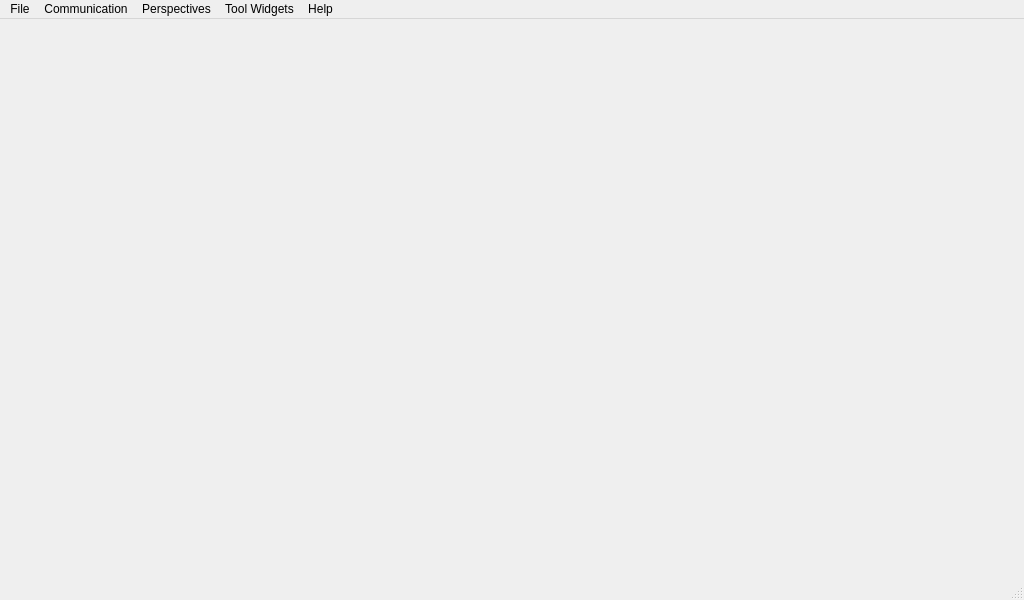
josephlewis42/UDenverQGC, file src/ui/MainWindow.ui: the form before one commit.
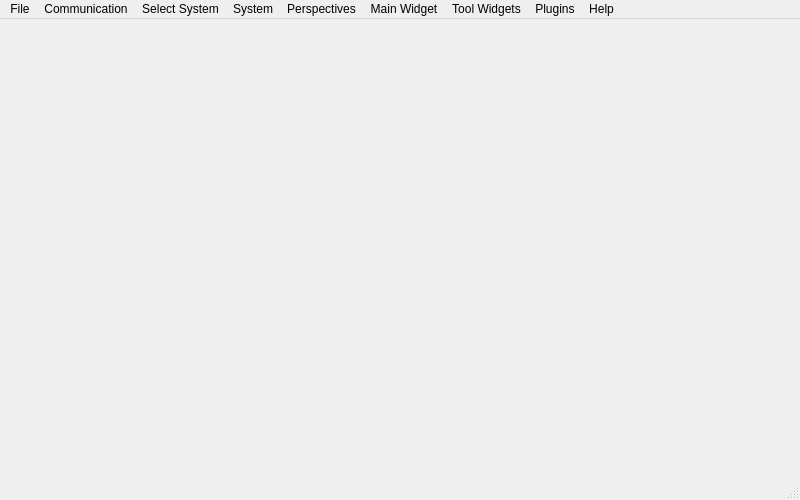
The form after the commit. Icons and pictures are not drawn.

What changed in the file:
```diff
--- a/src/ui/MainWindow.ui
+++ b/src/ui/MainWindow.ui
@@ -6,14 +6,14 @@
    <rect>
     <x>0</x>
     <y>0</y>
-    <width>1024</width>
-    <height>600</height>
+    <width>800</width>
+    <height>500</height>
    </rect>
   </property>
   <property name="minimumSize">
    <size>
-    <width>1024</width>
-    <height>600</height>
+    <width>800</width>
+    <height>500</height>
    </size>
   </property>
   <property name="baseSize">
@@ -50,7 +50,7 @@
     <rect>
      <x>0</x>
      <y>0</y>
-     <width>1024</width>
+     <width>800</width>
      <height>22</height>
     </rect>
    </property>
@@ -75,6 +75,30 @@
     <addaction name="actionAdd_Link"/>
     <addaction name="separator"/>
    </widget>
+   <widget class="QMenu" name="menuConnected_Systems">
+    <property name="enabled">
+     <bool>true</bool>
+    </property>
+    <property name="title">
+     <string>Select System</string>
+    </property>
+   </widget>
+   <widget class="QMenu" name="menuUnmanned_System">
+    <property name="enabled">
+     <bool>true</bool>
+    </property>
+    <property name="title">
+     <string>System</string>
+    </property>
+    <property name="separatorsCollapsible">
+     <bool>false</bool>
+    </property>
+    <addaction name="actionShutdownMAV"/>
+    <addaction name="actionLiftoff"/>
+    <addaction name="actionLand"/>
+    <addaction name="actionEmergency_Land"/>
+    <addaction name="actionEmergency_Kill"/>
+   </widget>
    <widget class="QMenu" name="menuTools">
     <property name="title">
      <string>Tool Widgets</string>
@@ -110,10 +134,24 @@
     <addaction name="actionFullscreen"/>
     <addaction name="actionNormal"/>
    </widget>
+   <widget class="QMenu" name="menuMain">
+    <property name="title">
+     <string>Main Widget</string>
+    </property>
+   </widget>
+   <widget class="QMenu" name="menuPlugins">
+    <property name="title">
+     <string>Plugins</string>
+    </property>
+   </widget>
    <addaction name="menuMGround"/>
    <addaction name="menuNetwork"/>
+   <addaction name="menuConnected_Systems"/>
+   <addaction name="menuUnmanned_System"/>
    <addaction name="menuPerspectives"/>
+   <addaction name="menuMain"/>
    <addaction name="menuTools"/>
+   <addaction name="menuPlugins"/>
    <addaction name="menuHelp"/>
   </widget>
   <widget class="QStatusBar" name="statusBar"/>
```
Left out of the diff: 179 changed lines with no effect on the pictures.
